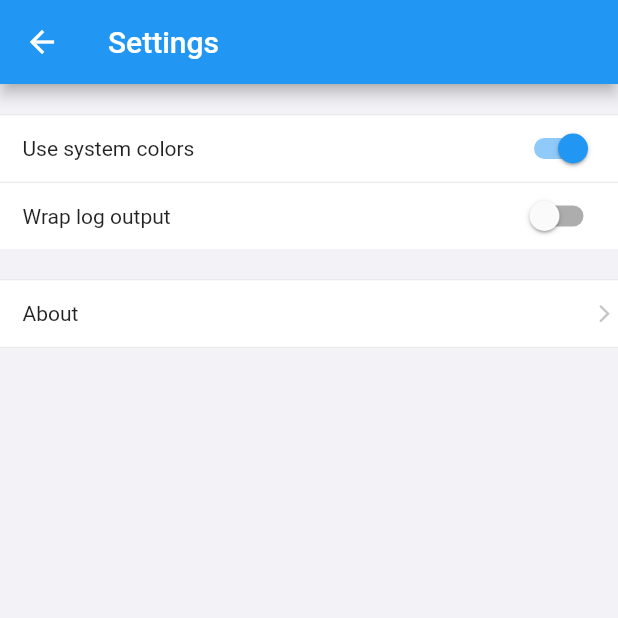
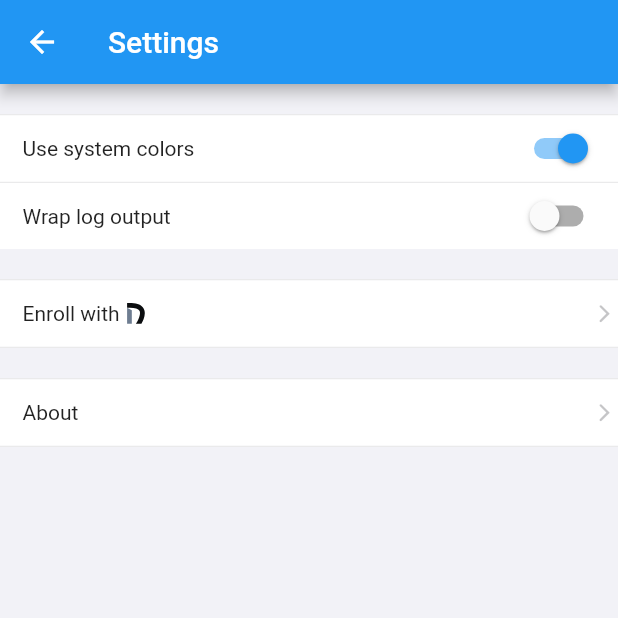
Before and after one commit to DefinedNet/mobile_nebula, a Flutter app: the screen it shows after launch, after a tap on the "menu" icon, on a phone screen of 412 x 824 dp, the top half of it. Run offline on Flutter 3.47's test engine with Material 2 defaults, Android fonts, the phone set to English and light mode, and no system bars; drawn by our look-alikes of flutter_platform_widgets; our stand-ins replace file_picker, flutter_svg, package_info, pull_to_refresh, share_plus; missing offline and left inert: flutter_barcode_scanner.

Commit message:
Add a manual enrollment flow to support chromeos

```diff
--- a/lib/main.dart
+++ b/lib/main.dart
@@ -109,21 +109,18 @@ class _AppState extends State<App> {
           ),
           onGenerateRoute: (settings) {
             if (settings.name == '/') {
-              return platformPageRoute(context: context, builder: (context) => MainScreen(this.dnEnrolled.stream));
+              return platformPageRoute(context: context, builder: (context) => MainScreen(this.dnEnrolled));
             }
 
             final uri = Uri.parse(settings.name!);
             if (uri.path == EnrollmentScreen.routeName) {
-              String? code;
-              if (uri.hasFragment) {
-                final qp = Uri.splitQueryString(uri.fragment);
-                code = qp["code"];
-              }
-
               // TODO: maybe implement this as a dialog instead of a page, you can stack multiple enrollment screens which is annoying in dev
               return platformPageRoute(
                   context: context,
-                  builder: (context) => EnrollmentScreen(code: code, stream: this.dnEnrolled),
+                  builder: (context) => EnrollmentScreen(
+                    code: EnrollmentScreen.parseCode(settings.name!),
+                    stream: this.dnEnrolled
+                  ),
               );
             }
 
--- a/lib/screens/AboutScreen.dart
+++ b/lib/screens/AboutScreen.dart
@@ -73,7 +73,7 @@ class _AboutScreenState extends State<AboutScreen> {
         Padding(
             padding: EdgeInsets.only(top: 20),
             child: Text(
-              'Copyright © 2020 Defined Networking, Inc',
+              'Copyright © 2022 Defined Networking, Inc',
               textAlign: TextAlign.center,
             )),
       ]),
--- a/lib/screens/EnrollmentScreen.dart
+++ b/lib/screens/EnrollmentScreen.dart
@@ -1,10 +1,10 @@
 import 'dart:async';
 
-import 'package:flutter/cupertino.dart';
 import 'package:flutter/gestures.dart';
 import 'package:flutter/material.dart';
 import 'package:flutter/services.dart';
 import 'package:flutter_platform_widgets/flutter_platform_widgets.dart';
+import 'package:flutter_svg/svg.dart';
 
 import 'package:mobile_nebula/components/SimplePage.dart';
 import 'package:url_launcher/url_launcher.dart';
@@ -15,6 +15,22 @@ class EnrollmentScreen extends StatefulWidget {
   final bool allowCodeEntry;
 
   static const routeName = '/v1/mobile-enrollment';
+
+  // Attempts to find an enrollment code in the provided url. If one is not found then assume the input was
+  // an enrollment code. Primarily to support manual dn enrollment where the user can input a code or a url.
+  static String parseCode(String url) {
+    final uri = Uri.parse(url);
+    if (uri.path != EnrollmentScreen.routeName) {
+      return url;
+    }
+
+    if (uri.hasFragment) {
+      final qp = Uri.splitQueryString(uri.fragment);
+      return qp["code"] ?? "";
+    }
+
+    return url;
+  }
 
   const EnrollmentScreen({super.key, this.code, this.stream, this.allowCodeEntry = false});
 
@@ -138,20 +154,36 @@ class _EnrollmentScreenState extends State<EnrollmentScreen> {
       ));
     }
 
-    return SimplePage(title: Text('DN Enrollment'), child: Padding(child: child, padding: EdgeInsets.symmetric(horizontal: 10)), alignment: alignment);
+    final dnIcon = Theme.of(context).brightness == Brightness.dark ? 'images/dn-logo-dark.svg' : 'images/dn-logo-light.svg';
+    return SimplePage(
+      title: Row(children: [
+        Text('Enroll with', style: TextStyle(fontWeight: FontWeight.bold)),
+        Padding(padding: EdgeInsets.only(left: 5), child: SvgPicture.asset(dnIcon, width: 12))
+      ]),
+      child: Padding(child: child, padding: EdgeInsets.symmetric(horizontal: 10)),
+      alignment: alignment
+    );
   }
 
   Widget _codeEntry() {
     return Column(children: [
-      Container(height: 20),
-      PlatformTextField(controller: enrollInput),
-      CupertinoButton(child: Text('Enroll'), onPressed: () {
-        setState(() {
-          code = enrollInput.text;
-          error = null;
-          _enroll();
-        });
-      }),
+      Padding(
+        padding: EdgeInsets.only(top: 20),
+        child: PlatformTextField(
+          hintText: 'Enrollment code or link',
+          controller: enrollInput
+        )
+      ),
+      PlatformTextButton(
+        child: Text('Submit'),
+        onPressed: () {
+          setState(() {
+            code = EnrollmentScreen.parseCode(enrollInput.text);
+            error = null;
+            _enroll();
+          });
+        },
+      )
     ]);
   }
 }
--- a/lib/screens/MainScreen.dart
+++ b/lib/screens/MainScreen.dart
@@ -63,7 +63,7 @@ MAIH7gzreMGgrH/yR6rZpIHR3DxJ3E0aHtEI
 class MainScreen extends StatefulWidget {
   const MainScreen(this.dnEnrollStream, {Key? key}) : super(key: key);
 
-  final Stream dnEnrollStream;
+  final StreamController dnEnrollStream;
 
   @override
   _MainScreenState createState() => _MainScreenState();
@@ -82,7 +82,7 @@ class _MainScreenState extends State<MainScreen> {
   void initState() {
     _loadSites();
 
-    widget.dnEnrollStream.listen((_) {
+    widget.dnEnrollStream.stream.listen((_) {
       _loadSites();
     });
 
@@ -146,7 +146,7 @@ class _MainScreenState extends State<MainScreen> {
         PlatformIconButton(
           padding: EdgeInsets.zero,
           icon: Icon(Icons.menu, size: 28.0),
-          onPressed: () => Utils.openPage(context, (_) => SettingsScreen()),
+          onPressed: () => Utils.openPage(context, (_) => SettingsScreen(widget.dnEnrollStream)),
         ),
       ],
       bottomBar: debugSite,
--- a/lib/screens/SettingsScreen.dart
+++ b/lib/screens/SettingsScreen.dart
@@ -1,18 +1,24 @@
+import 'dart:async';
+
 import 'package:flutter/material.dart';
+import 'package:flutter_svg/svg.dart';
 import 'package:mobile_nebula/components/SimplePage.dart';
 import 'package:mobile_nebula/components/config/ConfigItem.dart';
 import 'package:mobile_nebula/components/config/ConfigPageItem.dart';
 import 'package:mobile_nebula/components/config/ConfigSection.dart';
+import 'package:mobile_nebula/screens/EnrollmentScreen.dart';
 import 'package:mobile_nebula/services/settings.dart';
 import 'package:mobile_nebula/services/utils.dart';
 
 import 'AboutScreen.dart';
 
 class SettingsScreen extends StatefulWidget {
+  final StreamController stream;
+
+  const SettingsScreen(this.stream, {super.key});
+
   @override
-  _SettingsScreenState createState() {
-    return _SettingsScreenState();
-  }
+  _SettingsScreenState createState() => _SettingsScreenState();
 }
 
 class _SettingsScreenState extends State<SettingsScreen> {
@@ -79,6 +85,19 @@ class _SettingsScreenState extends State<SettingsScreen> {
             },
           )),
     ));
+
+    final dnIcon = Theme.of(context).brightness == Brightness.dark ? 'images/dn-logo-dark.svg' : 'images/dn-logo-light.svg';
+    items.add(ConfigSection(children: [
+      ConfigPageItem(
+        label: Row(children: [
+          Text('Enroll with'),
+          Padding(padding: EdgeInsets.only(left: 5), child: SvgPicture.asset(dnIcon, width: 12))
+        ]),
+        labelWidth: 200,
+        onPressed: () => Utils.openPage(context, (context) => EnrollmentScreen(stream: widget.stream, allowCodeEntry: true))
+      )
+    ]));
+
     items.add(ConfigSection(children: [
       ConfigPageItem(
         label: Text('About'),
```
